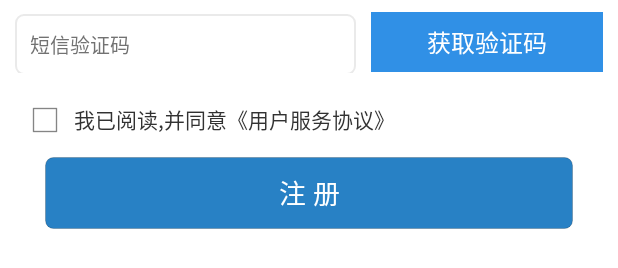
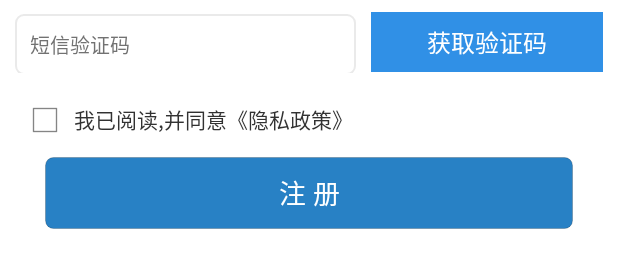
Before and after one commit to zane618/HelplHouseAndorid-master, an Android app: the layout activity_register.xml on its own in the app's theme, with its tools: preview values and no code run, on a phone screen of 412 x 824 dp. Shown: the part 314-582 px from the top of the screen. Run offline under Robolectric (Android 15) with nearby library versions, the phone set to English and light mode, and no system bars.

Commit message:
修改用户服务协议为隐私政策

```diff
--- a/app/src/main/java/com/zidiv/realty/activity/RegisterActivity.java
+++ b/app/src/main/java/com/zidiv/realty/activity/RegisterActivity.java
@@ -241,8 +241,10 @@ public class RegisterActivity extends BaseActivity {
             @Override
             public void onClick(View v) {
                 Intent intentone = new Intent(context, AdDetailActivity.class);
-                intentone.putExtra("title", "用户服务协议");
-                intentone.putExtra("src", "http://www.80mf.com/admin/notlogin.htm");
+//                intentone.putExtra("title", "用户服务协议");
+//                intentone.putExtra("src", "http://www.80mf.com/admin/notlogin.htm");
+                intentone.putExtra("title", "隐私政策");
+                intentone.putExtra("src", "http://www.80mf.com/admin/snotlogin.htm");
                 startActivity(intentone);
             }
         });
--- a/app/src/main/res/layout/activity_register.xml
+++ b/app/src/main/res/layout/activity_register.xml
@@ -108,7 +108,7 @@
         android:layout_alignParentStart="true"
         android:layout_marginStart="49dp"
         android:layout_marginBottom="6dp"
-        android:text="我已阅读,并同意《用户服务协议》" />
+        android:text="我已阅读,并同意《隐私政策》" />
     <Button
         android:id="@+id/btn_register"
         android:layout_width="match_parent"
```
